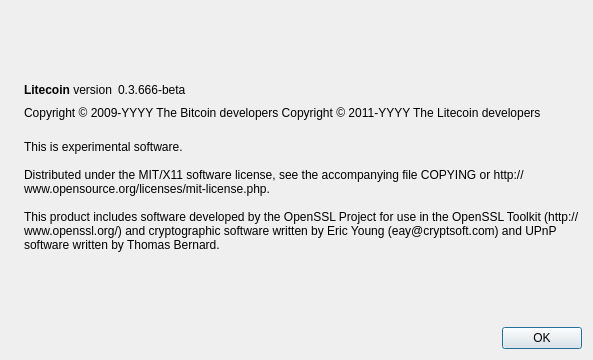
Qt form libertyCoin-linux/src/qt/forms/aboutdialog.ui (milandashara/libertyCoin) before a commit.
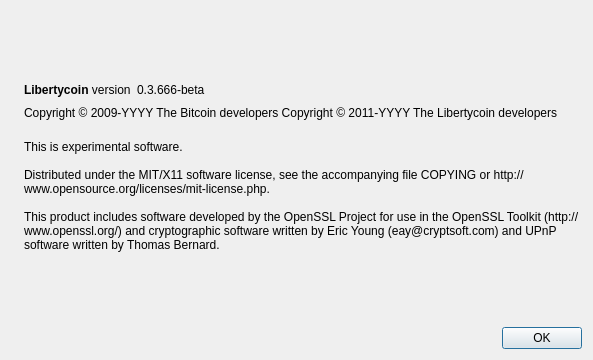
The same form after that commit. Icons and pictures are not drawn.

Commit message: Change name from litecoin to libertyCoin

```diff
--- a/libertyCoin-linux/src/qt/forms/aboutdialog.ui
+++ b/libertyCoin-linux/src/qt/forms/aboutdialog.ui
@@ -50,7 +50,7 @@
           <cursorShape>IBeamCursor</cursorShape>
          </property>
          <property name="text">
-          <string>&lt;b&gt;Litecoin&lt;/b&gt; version</string>
+          <string>&lt;b&gt;Libertycoin&lt;/b&gt; version</string>
          </property>
          <property name="textInteractionFlags">
           <set>Qt::LinksAccessibleByMouse|Qt::TextSelectableByKeyboard|Qt::TextSelectableByMouse</set>
@@ -92,7 +92,7 @@
        </property>
        <property name="text">
         <string notr="true">Copyright &amp;copy; 2009-YYYY The Bitcoin developers
-Copyright &amp;copy; 2011-YYYY The Litecoin developers</string>
+Copyright &amp;copy; 2011-YYYY The Libertycoin developers</string>
        </property>
        <property name="textFormat">
         <enum>Qt::RichText</enum>
```
Left out of the diff: 2 changed lines with no effect on the pictures. The commit also changes 60 other files.
